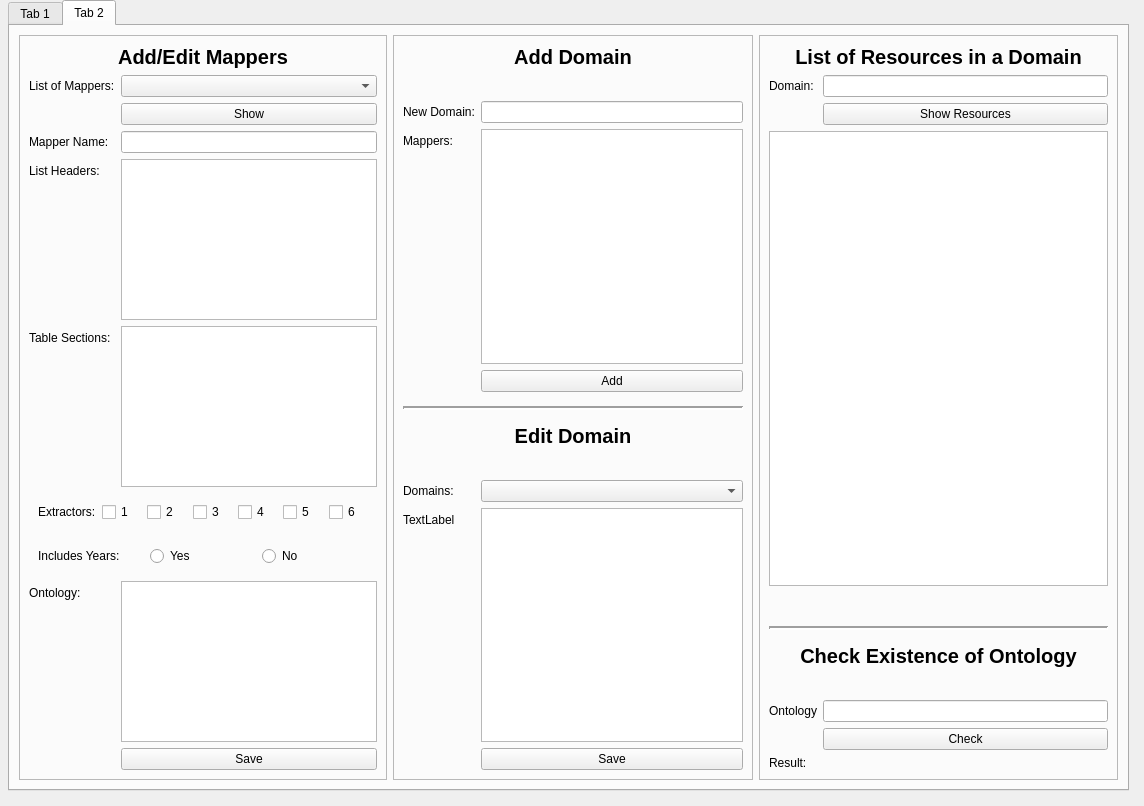
dbpedia/tablist-extractor, file gui/guiLayout.ui: the form before one commit.
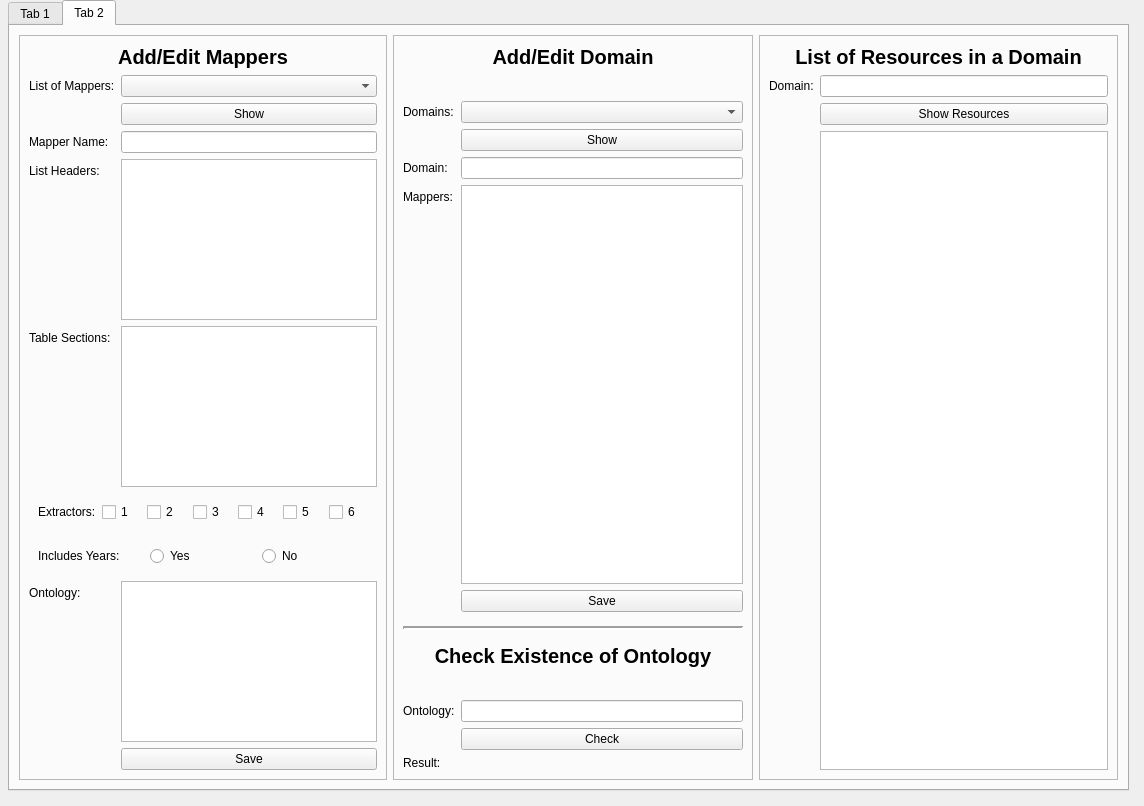
The form after the commit.

Commit message: associate domain with mappers in UI

Patch:
```diff
--- a/gui/guiLayout.ui
+++ b/gui/guiLayout.ui
@@ -573,7 +573,7 @@
             </font>
            </property>
            <property name="text">
-            <string>Add Domain</string>
+            <string>Add/Edit Domain</string>
            </property>
            <property name="alignment">
             <set>Qt::AlignCenter</set>
@@ -594,33 +594,50 @@
           </spacer>
          </item>
          <item row="2" column="0">
-          <widget class="QLabel" name="NewDomainLabel">
+          <widget class="QLabel" name="DomainsListLabel">
            <property name="text">
-            <string>New Domain:</string>
+            <string>Domains:</string>
            </property>
           </widget>
          </item>
          <item row="2" column="1">
-          <widget class="QLineEdit" name="NewDomainLineEdit"/>
+          <widget class="QComboBox" name="DomainsListCombo"/>
          </item>
-         <item row="3" column="0">
+         <item row="3" column="1">
+          <widget class="QPushButton" name="ShowDomainBtn">
+           <property name="text">
+            <string>Show</string>
+           </property>
+          </widget>
+         </item>
+         <item row="4" column="0">
+          <widget class="QLabel" name="DomainNameLabel">
+           <property name="text">
+            <string>Domain:</string>
+           </property>
+          </widget>
+         </item>
+         <item row="4" column="1">
+          <widget class="QLineEdit" name="DomainNameLineEdit"/>
+         </item>
+         <item row="5" column="0">
           <widget class="QLabel" name="AddDomainMappersLabel">
            <property name="text">
             <string>Mappers:</string>
            </property>
           </widget>
          </item>
-         <item row="3" column="1">
-          <widget class="QTextEdit" name="AddDomainMappers"/>
+         <item row="5" column="1">
+          <widget class="QListView" name="MappersListView"/>
          </item>
-         <item row="4" column="1">
-          <widget class="QPushButton" name="AddDomainBtn">
+         <item row="7" column="1">
+          <widget class="QPushButton" name="SaveDomainBtn">
            <property name="text">
-            <string>Add</string>
+            <string>Save</string>
            </property>
           </widget>
          </item>
-         <item row="6" column="0" colspan="2">
+         <item row="9" column="0" colspan="2">
           <widget class="Line" name="line_3">
            <property name="minimumSize">
             <size>
@@ -636,7 +653,7 @@
            </property>
           </widget>
          </item>
-         <item row="8" column="0" colspan="2">
+         <item row="11" column="0" colspan="2">
           <widget class="QLabel" name="label_10">
            <property name="font">
             <font>
@@ -646,14 +663,14 @@
             </font>
            </property>
            <property name="text">
-            <string>Edit Domain</string>
+            <string>Check Existence of Ontology</string>
            </property>
            <property name="alignment">
             <set>Qt::AlignCenter</set>
            </property>
           </widget>
          </item>
-         <item row="9" column="0" colspan="2">
+         <item row="12" column="0" colspan="2">
           <spacer name="horizontalSpacer_3">
            <property name="orientation">
             <enum>Qt::Horizontal</enum>
@@ -666,30 +683,27 @@
            </property>
           </spacer>
          </item>
-         <item row="10" column="0">
-          <widget class="QLabel" name="DomainsListLabel">
+         <item row="13" column="0">
+          <widget class="QLabel" name="CheckOntologyLabel">
            <property name="text">
-            <string>Domains:</string>
+            <string>Ontology:</string>
            </property>
           </widget>
          </item>
-         <item row="10" column="1">
-          <widget class="QComboBox" name="DomainsListDropDown"/>
+         <item row="13" column="1">
+          <widget class="QLineEdit" name="CheckOntologyField"/>
          </item>
-         <item row="11" column="0">
-          <widget class="QLabel" name="EditDomainMappersLabel">
+         <item row="14" column="1">
+          <widget class="QPushButton" name="CheckBtn">
            <property name="text">
-            <string>TextLabel</string>
+            <string>Check</string>
            </property>
           </widget>
          </item>
-         <item row="11" column="1">
-          <widget class="QTextEdit" name="EditDomainMappers"/>
-         </item>
-         <item row="12" column="1">
-          <widget class="QPushButton" name="EditDomainSaveBtn">
+         <item row="15" column="0">
+          <widget class="QLabel" name="ResultLabel">
            <property name="text">
-            <string>Save</string>
+            <string>Result:</string>
            </property>
           </widget>
          </item>
@@ -739,91 +753,8 @@
            </property>
           </widget>
          </item>
-         <item row="3" column="0" colspan="2">
-          <widget class="QTextEdit" name="ShowResourcesField"/>
-         </item>
-         <item row="8" column="0" colspan="2">
-          <widget class="QLabel" name="CheckOntologyTitle">
-           <property name="font">
-            <font>
-             <pointsize>15</pointsize>
-             <weight>75</weight>
-             <bold>true</bold>
-            </font>
-           </property>
-           <property name="text">
-            <string>Check Existence of Ontology</string>
-           </property>
-           <property name="alignment">
-            <set>Qt::AlignCenter</set>
-           </property>
-          </widget>
-         </item>
-         <item row="10" column="0">
-          <widget class="QLabel" name="CheckOntologyLabel">
-           <property name="text">
-            <string>Ontology</string>
-           </property>
-          </widget>
-         </item>
-         <item row="10" column="1">
-          <widget class="QLineEdit" name="CheckOntologyField"/>
-         </item>
-         <item row="11" column="1">
-          <widget class="QPushButton" name="CheckBtn">
-           <property name="text">
-            <string>Check</string>
-           </property>
-          </widget>
-         </item>
-         <item row="12" column="0">
-          <widget class="QLabel" name="ResultLabel">
-           <property name="text">
-            <string>Result:</string>
-           </property>
-          </widget>
-         </item>
-         <item row="5" column="0" colspan="2">
-          <spacer name="horizontalSpacer_5">
-           <property name="orientation">
-            <enum>Qt::Horizontal</enum>
-           </property>
-           <property name="sizeHint" stdset="0">
-            <size>
-             <width>40</width>
-             <height>20</height>
-            </size>
-           </property>
-          </spacer>
-         </item>
-         <item row="9" column="0" colspan="2">
-          <spacer name="horizontalSpacer_8">
-           <property name="orientation">
-            <enum>Qt::Horizontal</enum>
-           </property>
-           <property name="sizeHint" stdset="0">
-            <size>
-             <width>40</width>
-             <height>20</height>
-            </size>
-           </property>
-          </spacer>
-         </item>
-         <item row="6" column="0" colspan="2">
-          <widget class="Line" name="line_4">
-           <property name="minimumSize">
-            <size>
-             <width>50</width>
-             <height>20</height>
-            </size>
-           </property>
-           <property name="lineWidth">
-            <number>2</number>
-           </property>
-           <property name="orientation">
-            <enum>Qt::Horizontal</enum>
-           </property>
-          </widget>
+         <item row="3" column="1">
+          <widget class="QListView" name="ResoucesListView"/>
          </item>
         </layout>
        </widget>
```
Left out of the diff: 2 changed lines with no effect on the pictures. The commit also changes 3 other files.
